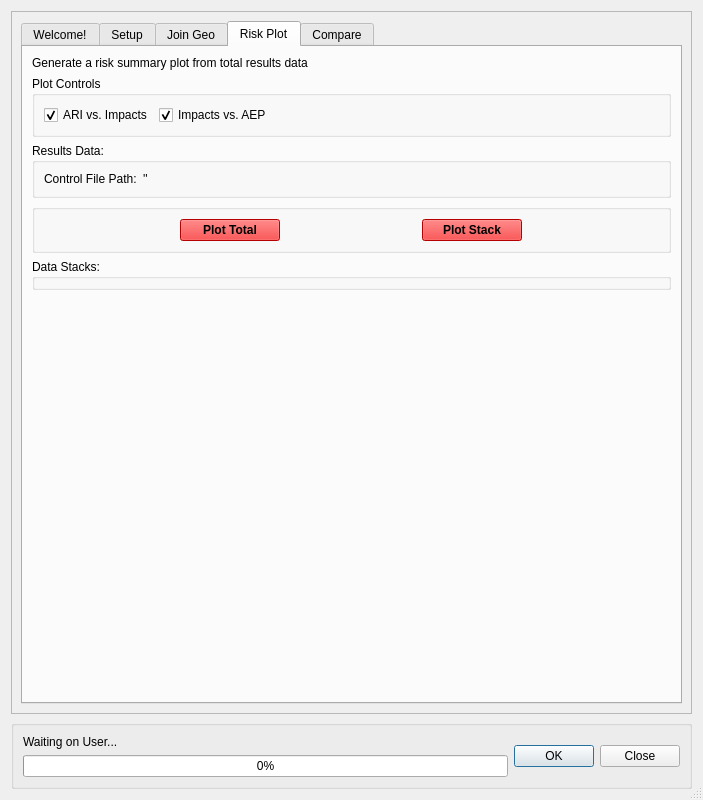
Before: the Qt Designer form canflood/results/results.ui in NRCan/CanFlood, drawn with Qt 5.
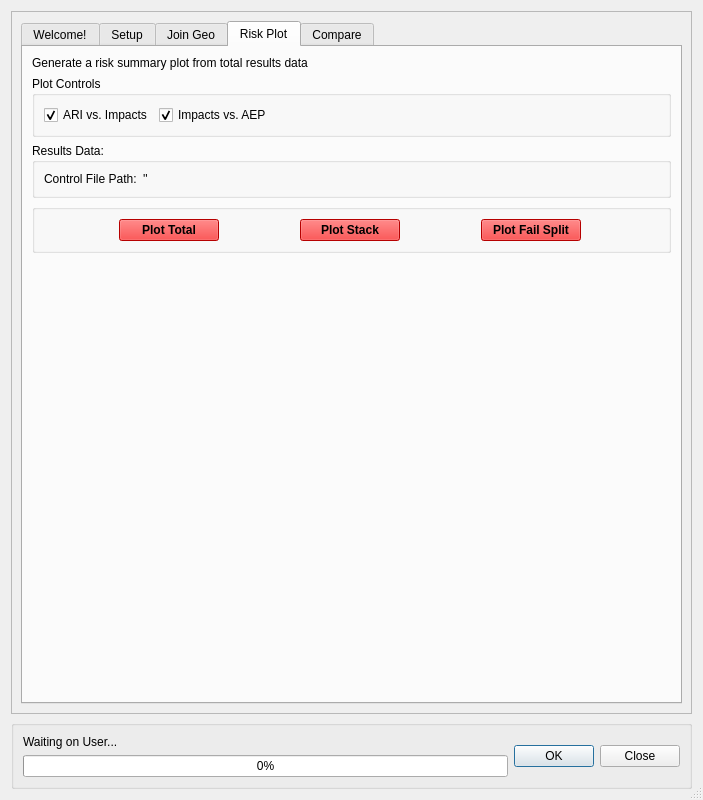
After: the same form once the commit is applied. The open tabs and pages were chosen to show the change. Icons and pictures are not drawn. Custom widgets are drawn as their Qt base class.

Diff of the .ui file:
```diff
--- a/canflood/results/results.ui
+++ b/canflood/results/results.ui
@@ -1838,16 +1838,443 @@
                 </property>
                </widget>
               </item>
+              <item>
+               <widget class="QPushButton" name="pushButton_RP_pNoFail">
+                <property name="maximumSize">
+                 <size>
+                  <width>100</width>
+                  <height>16777215</height>
+                 </size>
+                </property>
+                <property name="palette">
+                 <palette>
+                  <active>
+                   <colorrole role="WindowText">
+                    <brush brushstyle="SolidPattern">
+                     <color alpha="255">
+                      <red>0</red>
+                      <green>0</green>
+                      <blue>0</blue>
+                     </color>
+                    </brush>
+                   </colorrole>
+                   <colorrole role="Button">
+                    <brush brushstyle="SolidPattern">
+                     <color alpha="255">
+                      <red>255</red>
+                      <green>0</green>
+                      <blue>0</blue>
+                     </color>
+                    </brush>
+                   </colorrole>
+                   <colorrole role="Light">
+                    <brush brushstyle="SolidPattern">
+                     <color alpha="255">
+                      <red>255</red>
+                      <green>127</green>
+                      <blue>127</blue>
+                     </color>
+                    </brush>
+                   </colorrole>
+                   <colorrole role="Midlight">
+                    <brush brushstyle="SolidPattern">
+                     <color alpha="255">
+                      <red>255</red>
+                      <green>63</green>
+                      <blue>63</blue>
+                     </color>
+                    </brush>
+                   </colorrole>
+                   <colorrole role="Dark">
+                    <brush brushstyle="SolidPattern">
+                     <color alpha="255">
+                      <red>127</red>
+                      <green>0</green>
+                      <blue>0</blue>
+                     </color>
+                    </brush>
+                   </colorrole>
+                   <colorrole role="Mid">
+                    <brush brushstyle="SolidPattern">
+                     <color alpha="255">
+                      <red>170</red>
+                      <green>0</green>
+                      <blue>0</blue>
+                     </color>
+                    </brush>
+                   </colorrole>
+                   <colorrole role="Text">
+                    <brush brushstyle="SolidPattern">
+                     <color alpha="255">
+                      <red>0</red>
+                      <green>0</green>
+                      <blue>0</blue>
+                     </color>
+                    </brush>
+                   </colorrole>
+                   <colorrole role="BrightText">
+                    <brush brushstyle="SolidPattern">
+                     <color alpha="255">
+                      <red>255</red>
+                      <green>255</green>
+                      <blue>255</blue>
+                     </color>
+                    </brush>
+                   </colorrole>
+                   <colorrole role="ButtonText">
+                    <brush brushstyle="SolidPattern">
+                     <color alpha="255">
+                      <red>0</red>
+                      <green>0</green>
+                      <blue>0</blue>
+                     </color>
+                    </brush>
+                   </colorrole>
+                   <colorrole role="Base">
+                    <brush brushstyle="SolidPattern">
+                     <color alpha="255">
+                      <red>255</red>
+                      <green>255</green>
+                      <blue>255</blue>
+                     </color>
+                    </brush>
+                   </colorrole>
+                   <colorrole role="Window">
+                    <brush brushstyle="SolidPattern">
+                     <color alpha="255">
+                      <red>255</red>
+                      <green>0</green>
+                      <blue>0</blue>
+                     </color>
+                    </brush>
+                   </colorrole>
+                   <colorrole role="Shadow">
+                    <brush brushstyle="SolidPattern">
+                     <color alpha="255">
+                      <red>0</red>
+                      <green>0</green>
+                      <blue>0</blue>
+                     </color>
+                    </brush>
+                   </colorrole>
+                   <colorrole role="AlternateBase">
+                    <brush brushstyle="SolidPattern">
+                     <color alpha="255">
+                      <red>255</red>
+                      <green>127</green>
+                      <blue>127</blue>
+                     </color>
+                    </brush>
+                   </colorrole>
+                   <colorrole role="ToolTipBase">
+                    <brush brushstyle="SolidPattern">
+                     <color alpha="255">
+                      <red>255</red>
+                      <green>255</green>
+                      <blue>220</blue>
+                     </color>
+                    </brush>
+                   </colorrole>
+                   <colorrole role="ToolTipText">
+                    <brush brushstyle="SolidPattern">
+                     <color alpha="255">
+                      <red>0</red>
+                      <green>0</green>
+                      <blue>0</blue>
+                     </color>
+                    </brush>
+                   </colorrole>
+                  </active>
+                  <inactive>
+                   <colorrole role="WindowText">
+                    <brush brushstyle="SolidPattern">
+                     <color alpha="255">
+                      <red>0</red>
+                      <green>0</green>
+                      <blue>0</blue>
+                     </color>
+                    </brush>
+                   </colorrole>
+                   <colorrole role="Button">
+                    <brush brushstyle="SolidPattern">
+                     <color alpha="255">
+                      <red>255</red>
+                      <green>0</green>
+                      <blue>0</blue>
+                     </color>
+                    </brush>
+                   </colorrole>
+                   <colorrole role="Light">
+                    <brush brushstyle="SolidPattern">
+                     <color alpha="255">
+                      <red>255</red>
+                      <green>127</green>
+                      <blue>127</blue>
+                     </color>
+                    </brush>
+                   </colorrole>
+                   <colorrole role="Midlight">
+                    <brush brushstyle="SolidPattern">
+                     <color alpha="255">
+                      <red>255</red>
+                      <green>63</green>
+                      <blue>63</blue>
+                     </color>
+                    </brush>
+                   </colorrole>
+                   <colorrole role="Dark">
+                    <brush brushstyle="SolidPattern">
+                     <color alpha="255">
+                      <red>127</red>
+                      <green>0</green>
+                      <blue>0</blue>
+                     </color>
+                    </brush>
+                   </colorrole>
+                   <colorrole role="Mid">
+                    <brush brushstyle="SolidPattern">
+                     <color alpha="255">
+                      <red>170</red>
+                      <green>0</green>
+                      <blue>0</blue>
+                     </color>
+                    </brush>
+                   </colorrole>
+                   <colorrole role="Text">
+                    <brush brushstyle="SolidPattern">
+                     <color alpha="255">
+                      <red>0</red>
+                      <green>0</green>
+                      <blue>0</blue>
+                     </color>
+                    </brush>
+                   </colorrole>
+                   <colorrole role="BrightText">
+                    <brush brushstyle="SolidPattern">
+                     <color alpha="255">
+                      <red>255</red>
+                      <green>255</green>
+                      <blue>255</blue>
+                     </color>
+                    </brush>
+                   </colorrole>
+                   <colorrole role="ButtonText">
+                    <brush brushstyle="SolidPattern">
+                     <color alpha="255">
+                      <red>0</red>
+                      <green>0</green>
+                      <blue>0</blue>
+                     </color>
+                    </brush>
+                   </colorrole>
+                   <colorrole role="Base">
+                    <brush brushstyle="SolidPattern">
+                     <color alpha="255">
+                      <red>255</red>
+                      <green>255</green>
+                      <blue>255</blue>
+                     </color>
+                    </brush>
+                   </colorrole>
+                   <colorrole role="Window">
+                    <brush brushstyle="SolidPattern">
+                     <color alpha="255">
+                      <red>255</red>
+                      <green>0</green>
+                      <blue>0</blue>
+                     </color>
+                    </brush>
+                   </colorrole>
+                   <colorrole role="Shadow">
+                    <brush brushstyle="SolidPattern">
+                     <color alpha="255">
+                      <red>0</red>
+                      <green>0</green>
+                      <blue>0</blue>
+                     </color>
+                    </brush>
+                   </colorrole>
+                   <colorrole role="AlternateBase">
+                    <brush brushstyle="SolidPattern">
+                     <color alpha="255">
+                      <red>255</red>
+                      <green>127</green>
+                      <blue>127</blue>
+                     </color>
+                    </brush>
+                   </colorrole>
+                   <colorrole role="ToolTipBase">
+                    <brush brushstyle="SolidPattern">
+                     <color alpha="255">
+                      <red>255</red>
+                      <green>255</green>
+                      <blue>220</blue>
+                     </color>
+                    </brush>
+                   </colorrole>
+                   <colorrole role="ToolTipText">
+                    <brush brushstyle="SolidPattern">
+                     <color alpha="255">
+                      <red>0</red>
+                      <green>0</green>
+                      <blue>0</blue>
+                     </color>
+                    </brush>
+                   </colorrole>
+                  </inactive>
+                  <disabled>
+                   <colorrole role="WindowText">
+                    <brush brushstyle="SolidPattern">
+                     <color alpha="255">
+                      <red>127</red>
+                      <green>0</green>
+                      <blue>0</blue>
+                     </color>
+                    </brush>
+                   </colorrole>
+                   <colorrole role="Button">
+                    <brush brushstyle="SolidPattern">
+                     <color alpha="255">
+                      <red>255</red>
+                      <green>0</green>
+                      <blue>0</blue>
+                     </color>
+                    </brush>
+                   </colorrole>
+                   <colorrole role="Light">
+                    <brush brushstyle="SolidPattern">
+                     <color alpha="255">
+                      <red>255</red>
+                      <green>127</green>
+                      <blue>127</blue>
+                     </color>
+                    </brush>
+                   </colorrole>
+                   <colorrole role="Midlight">
+                    <brush brushstyle="SolidPattern">
+                     <color alpha="255">
+                      <red>255</red>
+                      <green>63</green>
+                      <blue>63</blue>
+                     </color>
+                    </brush>
+                   </colorrole>
+                   <colorrole role="Dark">
+                    <brush brushstyle="SolidPattern">
+                     <color alpha="255">
+                      <red>127</red>
+                      <green>0</green>
+                      <blue>0</blue>
+                     </color>
+                    </brush>
+                   </colorrole>
+                   <colorrole role="Mid">
+                    <brush brushstyle="SolidPattern">
+                     <color alpha="255">
+                      <red>170</red>
+                      <green>0</green>
+                      <blue>0</blue>
+                     </color>
+                    </brush>
+                   </colorrole>
+                   <colorrole role="Text">
+                    <brush brushstyle="SolidPattern">
+                     <color alpha="255">
+                      <red>127</red>
+                      <green>0</green>
+                      <blue>0</blue>
+                     </color>
+                    </brush>
+                   </colorrole>
+                   <colorrole role="BrightText">
+                    <brush brushstyle="SolidPattern">
+                     <color alpha="255">
+                      <red>255</red>
+                      <green>255</green>
+                      <blue>255</blue>
+                     </color>
+                    </brush>
+                   </colorrole>
+                   <colorrole role="ButtonText">
+                    <brush brushstyle="SolidPattern">
+                     <color alpha="255">
+                      <red>127</red>
+                      <green>0</green>
+                      <blue>0</blue>
+                     </color>
+                    </brush>
+                   </colorrole>
+                   <colorrole role="Base">
+                    <brush brushstyle="SolidPattern">
+                     <color alpha="255">
+                      <red>255</red>
+                      <green>0</green>
+                      <blue>0</blue>
+                     </color>
+                    </brush>
+                   </colorrole>
+                   <colorrole role="Window">
+                    <brush brushstyle="SolidPattern">
+                     <color alpha="255">
+                      <red>255</red>
+                      <green>0</green>
+                      <blue>0</blue>
+                     </color>
+                    </brush>
+                   </colorrole>
+                   <colorrole role="Shadow">
+                    <brush brushstyle="SolidPattern">
+                     <color alpha="255">
+                      <red>0</red>
+                      <green>0</green>
+                      <blue>0</blue>
+                     </color>
+                    </brush>
+                   </colorrole>
+                   <colorrole role="AlternateBase">
+                    <brush brushstyle="SolidPattern">
+                     <color alpha="255">
+                      <red>255</red>
+                      <green>0</green>
+                      <blue>0</blue>
+                     </color>
+                    </brush>
+                   </colorrole>
+                   <colorrole role="ToolTipBase">
+                    <brush brushstyle="SolidPattern">
+                     <color alpha="255">
+                      <red>255</red>
+                      <green>255</green>
+                      <blue>220</blue>
+                     </color>
+                    </brush>
+                   </colorrole>
+                   <colorrole role="ToolTipText">
+                    <brush brushstyle="SolidPattern">
+                     <color alpha="255">
+                      <red>0</red>
+                      <green>0</green>
+                      <blue>0</blue>
+                     </color>
+                    </brush>
+                   </colorrole>
+                  </disabled>
+                 </palette>
+                </property>
+                <property name="font">
+                 <font>
+                  <weight>75</weight>
+                  <bold>true</bold>
+                 </font>
+                </property>
+                <property name="text">
+                 <string>Plot Fail Split</string>
+                </property>
+               </widget>
+              </item>
              </layout>
             </widget>
            </item>
-           <item>
-            <widget class="QGroupBox" name="groupBox_8">
-             <property name="title">
-              <string>Data Stacks:</string>
-             </property>
-            </widget>
-           </item>
            <item>
             <spacer name="verticalSpacer_3">
              <property name="orientation">
```
Left out of the diff: 2 changed lines with no effect on the pictures.
